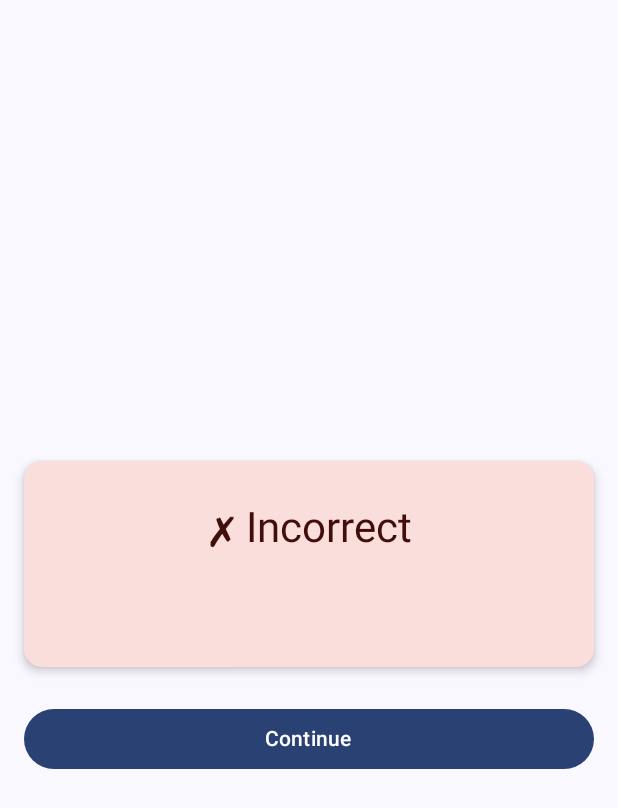
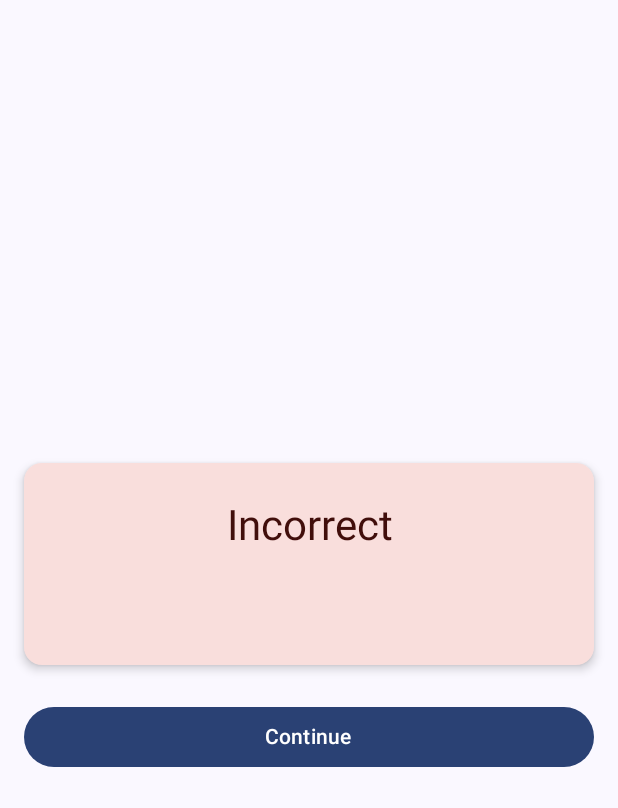
Before and after one commit to chadlapointe/PureWords1611-Android, an Android app built with Jetpack Compose: the composable FeedbackScreen shown on its own in the app's theme, on a phone screen of 412 x 824 dp. Shown: the top 808 px of the screen. Run offline under Robolectric (Android 15) with nearby library versions, the phone set to English and light mode, and no system bars.

Commit message:
Final accessibility improvements: remove symbols, update documentation
Co-authored-by: chadlapointe <28777333+chadlapointe@users.noreply.github.com>

```diff
--- a/app/src/main/kotlin/com/purewords1611/android/ui/gameplay/GameplayLoop.kt
+++ b/app/src/main/kotlin/com/purewords1611/android/ui/gameplay/GameplayLoop.kt
@@ -193,7 +193,7 @@ fun FeedbackScreen(
                 horizontalAlignment = Alignment.CenterHorizontally
             ) {
                 Text(
-                    text = if (isCorrect) "✓ Correct!" else "✗ Incorrect",
+                    text = if (isCorrect) "Correct!" else "Incorrect",
                     style = MaterialTheme.typography.headlineMedium,
                     textAlign = TextAlign.Center
                 )
```
Also changed, not shown: 1 other file.
